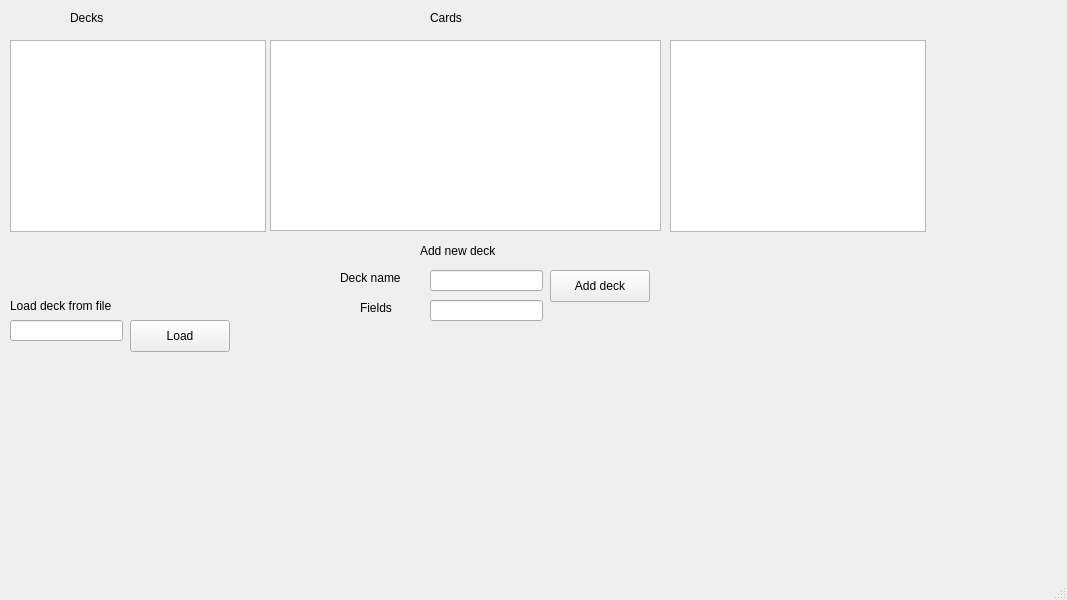
The window that student/07/flashcards_gui/mainwindow.ui (suvikristiin/programming3) describes before a commit, drawn with Qt 5.
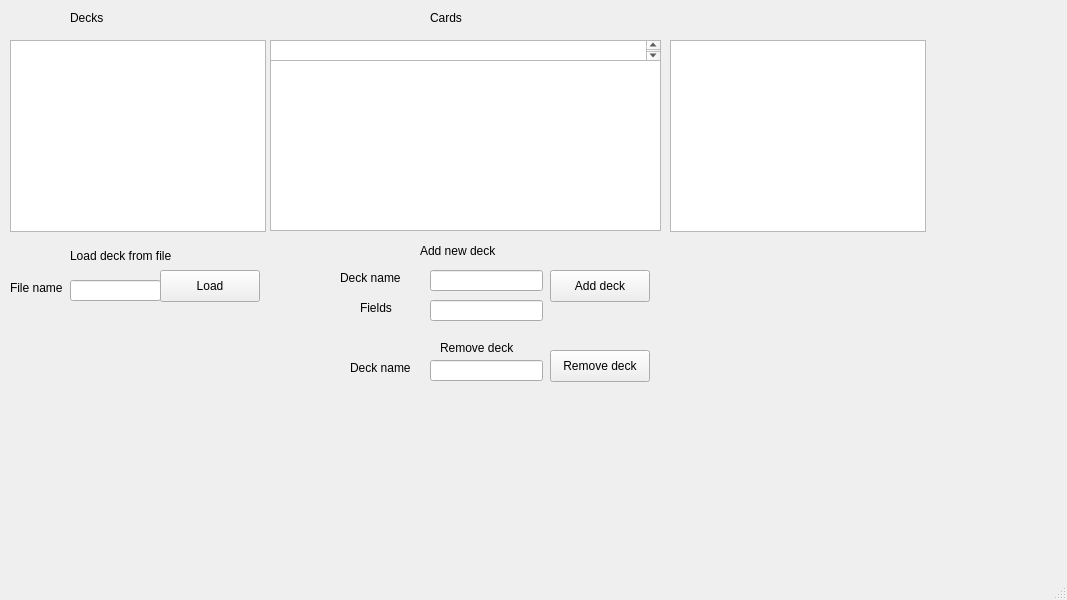
The same window after the commit.

Commit message: add pushButton that remove deck

```diff
--- a/student/07/flashcards_gui/mainwindow.ui
+++ b/student/07/flashcards_gui/mainwindow.ui
@@ -66,8 +66,8 @@
    <widget class="QPushButton" name="loadFileButton">
     <property name="geometry">
      <rect>
-      <x>130</x>
-      <y>320</y>
+      <x>160</x>
+      <y>270</y>
       <width>100</width>
       <height>32</height>
      </rect>
@@ -79,8 +79,8 @@
    <widget class="QLabel" name="label_3">
     <property name="geometry">
      <rect>
-      <x>10</x>
-      <y>290</y>
+      <x>70</x>
+      <y>240</y>
       <width>151</width>
       <height>31</height>
      </rect>
@@ -92,9 +92,9 @@
    <widget class="QLineEdit" name="fileNameEdit">
     <property name="geometry">
      <rect>
-      <x>10</x>
-      <y>320</y>
-      <width>113</width>
+      <x>70</x>
+      <y>280</y>
+      <width>91</width>
       <height>21</height>
      </rect>
     </property>
@@ -146,9 +146,9 @@
     <property name="geometry">
      <rect>
       <x>270</x>
-      <y>40</y>
+      <y>60</y>
       <width>391</width>
-      <height>191</height>
+      <height>171</height>
      </rect>
     </property>
    </widget>
@@ -178,6 +178,78 @@
      <string>Fields</string>
     </property>
    </widget>
+   <widget class="QLabel" name="label_7">
+    <property name="geometry">
+     <rect>
+      <x>10</x>
+      <y>280</y>
+      <width>58</width>
+      <height>16</height>
+     </rect>
+    </property>
+    <property name="text">
+     <string>File name</string>
+    </property>
+   </widget>
+   <widget class="QTextBrowser" name="cardFieldstextBrowser">
+    <property name="geometry">
+     <rect>
+      <x>270</x>
+      <y>40</y>
+      <width>391</width>
+      <height>21</height>
+     </rect>
+    </property>
+   </widget>
+   <widget class="QLabel" name="label_8">
+    <property name="geometry">
+     <rect>
+      <x>440</x>
+      <y>340</y>
+      <width>111</width>
+      <height>16</height>
+     </rect>
+    </property>
+    <property name="text">
+     <string>Remove deck</string>
+    </property>
+   </widget>
+   <widget class="QLineEdit" name="removeDeckLineEdit">
+    <property name="geometry">
+     <rect>
+      <x>430</x>
+      <y>360</y>
+      <width>113</width>
+      <height>21</height>
+     </rect>
+    </property>
+   </widget>
+   <widget class="QPushButton" name="removeDeckPushButton">
+    <property name="geometry">
+     <rect>
+      <x>550</x>
+      <y>350</y>
+      <width>100</width>
+      <height>32</height>
+     </rect>
+    </property>
+    <property name="text">
+     <string>Remove deck</string>
+    </property>
+   </widget>
+   <widget class="QLabel" name="label_9">
+    <property name="geometry">
+     <rect>
+      <x>350</x>
+      <y>360</y>
+      <width>71</width>
+      <height>16</height>
+     </rect>
+    </property>
+    <property name="text">
+     <string>Deck name</string>
+    </property>
+   </widget>
   </widget>
   <widget class="QMenuBar" name="menubar">
    <property name="geometry">
```
The commit also changes 2 other files.
